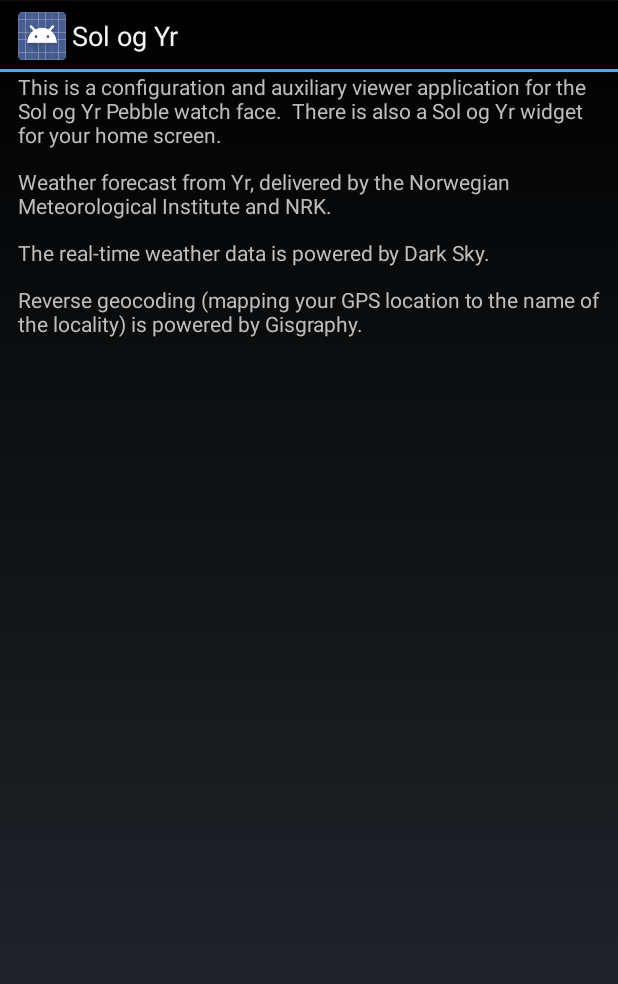
After one commit to ec1oud/sologyr, an Android app: the layout content_about.xml on its own in the app's theme, with its tools: preview values and no code run, on a phone screen of 412 x 824 dp. The commit adds this screen. Shown: the top 984 px of the screen. Run offline under Robolectric (Android 15) with nearby library versions, the phone set to English and light mode, and no system bars.

Commit message:
added an About dialog
with credits for the services used

```diff
--- /dev/null
+++ b/android/app/src/main/res/layout/content_about.xml
@@ -0,0 +1,37 @@
+<?xml version="1.0" encoding="utf-8"?>
+<LinearLayout xmlns:android="http://schemas.android.com/apk/res/android"
+    xmlns:tools="http://schemas.android.com/tools"
+    android:orientation="vertical" android:layout_width="match_parent"
+    android:layout_height="match_parent"
+    android:paddingLeft="12dp"
+    android:paddingRight="12dp"
+    android:paddingBottom="12dp">
+
+    <TextView
+        android:layout_width="match_parent"
+        android:layout_height="wrap_content"
+        android:id="@+id/aboutSolOgYrText"
+        android:text="This is a configuration and auxiliary viewer application for the Sol og Yr Pebble watch face.  There is also a Sol og Yr widget for your home screen." />
+
+    <TextView
+        android:text="Weather forecast from Yr, delivered by the Norwegian Meteorological Institute and NRK."
+        android:layout_width="match_parent"
+        android:layout_height="wrap_content"
+        android:id="@+id/aboutYrText"
+        android:layout_marginTop="12dp" />
+
+    <TextView
+        android:text='The real-time weather data is powered by Dark Sky.'
+        android:layout_width="match_parent"
+        android:layout_height="wrap_content"
+        android:id="@+id/aboutDarkSkyText"
+        android:layout_marginTop="12dp" />
+
+    <TextView
+        android:text="Reverse geocoding (mapping your GPS location to the name of the locality) is powered by Gisgraphy."
+        android:layout_width="match_parent"
+        android:layout_height="wrap_content"
+        android:id="@+id/aboutGisgraphyText"
+        android:layout_marginTop="12dp" />
+
+</LinearLayout>
--- a/android/app/src/main/res/menu/menu_main.xml
+++ b/android/app/src/main/res/menu/menu_main.xml
@@ -4,4 +4,9 @@
         android:orderInCategory="100" android:showAsAction="never" />
     <item android:id="@+id/action_settings" android:title="@string/action_settings"
         android:orderInCategory="100" android:showAsAction="never" />
+    <item
+        android:title="About"
+        android:orderInCategory="101"
+        android:id="@+id/action_about"
+        android:showAsAction="never" />
 </menu>
```
Also changed, not shown: android/app/src/main/java/org/ecloud/sologyr/MainActivity.java (+24 -2 lines).
